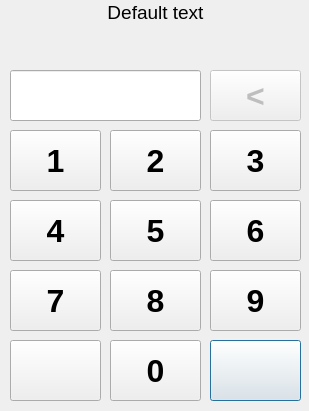
Before: the Qt Designer form avrDomotic_QT/passworddialog.ui in juan64bits/OpenDomotic, drawn with Qt 5.
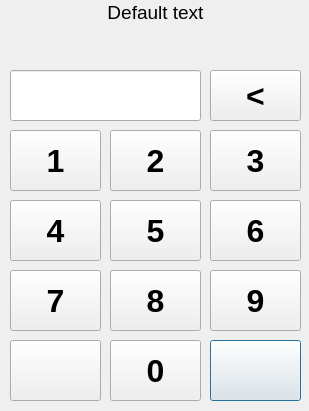
After: the same form once the commit is applied. Icons and pictures are not drawn.

Patch:
```diff
--- a/avrDomotic_QT/passworddialog.ui
+++ b/avrDomotic_QT/passworddialog.ui
@@ -463,7 +463,7 @@
   </widget>
   <widget class="QPushButton" name="btnDel">
    <property name="enabled">
-    <bool>false</bool>
+    <bool>true</bool>
    </property>
    <property name="geometry">
     <rect>
```
Left out of the diff: 5 changed lines with no effect on the pictures.
